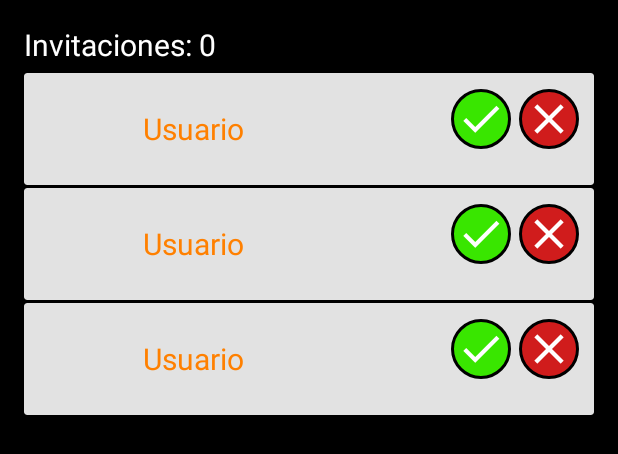
After one commit to netrunnerX/ProxyChat_Java, an Android app: the layout fragment_invitaciones.xml on its own in the app's theme, with its tools: preview values and no code run, on a phone screen of 412 x 824 dp. The commit adds this screen. Shown: the top 454 px of the screen. Run offline under Robolectric (Android 15) with nearby library versions, the phone set to English and light mode, and no system bars.

Commit message:
Añadidas clases para implementar un sistema de invitaciones de contacto

```diff
--- /dev/null
+++ b/app/src/main/res/drawable/boton_circular_rojo.xml
@@ -0,0 +1,14 @@
+<?xml version="1.0" encoding="utf-8"?>
+<shape xmlns:android="http://schemas.android.com/apk/res/android"
+    android:shape="rectangle">
+    <corners android:radius="1000dp" />
+    <solid android:color="@color/red" />
+    <stroke
+        android:width="2dip"
+        android:textColorHint="@android:color/holo_orange_dark" />
+    <padding
+        android:bottom="4dp"
+        android:left="4dp"
+        android:right="4dp"
+        android:top="4dp" />
+</shape>
--- /dev/null
+++ b/app/src/main/res/layout/card_view_invitaciones.xml
@@ -0,0 +1,72 @@
+<?xml version="1.0" encoding="utf-8"?>
+<RelativeLayout xmlns:android="http://schemas.android.com/apk/res/android"
+    android:layout_width="wrap_content"
+    android:layout_height="wrap_content"
+    xmlns:app="http://schemas.android.com/apk/res-auto">
+
+    <android.support.v7.widget.CardView
+
+        android:id="@+id/cardViewInvitaciones"
+        android:layout_width="match_parent"
+        android:layout_height="wrap_content"
+        android:layout_marginBottom="2dp"
+        app:cardBackgroundColor="#e2e2e2">
+
+        <LinearLayout
+            android:id="@+id/fondoInvitacion"
+            android:layout_marginTop="5dp"
+            android:layout_marginBottom="5dp"
+            android:layout_width="match_parent"
+            android:layout_height="wrap_content"
+            android:orientation="horizontal">
+
+            <de.hdodenhof.circleimageview.CircleImageView
+                android:id="@+id/ivFotoPerfil"
+                android:layout_width="64dp"
+                android:layout_height="64dp"
+                android:layout_gravity="left"
+                android:layout_marginLeft="5dp" />
+            <TextView
+                android:id="@+id/tvNombreContacto"
+                android:layout_width="wrap_content"
+                android:layout_height="wrap_content"
+                android:layout_gravity="center_vertical"
+                android:paddingLeft="10dp"
+                android:paddingRight="6dp"
+                android:text="Usuario"
+                android:textSize="20dp"
+                android:textColor="#ff8000"/>
+            <LinearLayout
+                android:id="@+id/layoutBotones"
+                android:layout_marginTop="5dp"
+                android:layout_marginBottom="5dp"
+                android:layout_width="match_parent"
+                android:layout_height="wrap_content"
+                android:gravity="right"
+                android:orientation="horizontal">
+
+                <ImageButton
+                    android:id="@+id/btAceptar"
+                    android:layout_width="wrap_content"
+                    android:layout_height="wrap_content"
+                    android:layout_gravity="center_vertical"
+                    android:layout_marginRight="5dp"
+                    android:src="@drawable/ic_action_tick"
+                    android:background="@drawable/boton_circular"/>
+
+                <ImageButton
+                    android:id="@+id/btCancelar"
+                    android:layout_width="wrap_content"
+                    android:layout_height="wrap_content"
+                    android:layout_gravity="center_vertical"
+                    android:layout_marginRight="10dp"
+                    android:src="@drawable/ic_action_cancel"
+                    android:background="@drawable/boton_circular_rojo"/>
+
+            </LinearLayout>
+
+
+        </LinearLayout>
+
+    </android.support.v7.widget.CardView>
+</RelativeLayout>
--- /dev/null
+++ b/app/src/main/res/layout/fragment_invitaciones.xml
@@ -0,0 +1,35 @@
+<?xml version="1.0" encoding="utf-8"?>
+<LinearLayout xmlns:android="http://schemas.android.com/apk/res/android"
+xmlns:tools="http://schemas.android.com/tools"
+android:layout_width="match_parent"
+android:layout_height="match_parent"
+android:paddingBottom="@dimen/activity_vertical_margin"
+android:paddingLeft="@dimen/activity_horizontal_margin"
+android:paddingRight="@dimen/activity_horizontal_margin"
+android:paddingTop="@dimen/activity_vertical_margin"
+android:background="#000"
+android:orientation="vertical"
+tools:context="com.example.user.proxychat.fragments.InvitacionesFragment">
+
+<TextView
+    android:id="@+id/tvNumeroInvitaciones"
+    android:layout_width="match_parent"
+    android:layout_height="wrap_content"
+    android:paddingBottom="5dp"
+    android:text="Invitaciones: 0"
+    android:textSize="20dp"
+    android:textColor="#fff"/>
+
+<android.support.v7.widget.RecyclerView
+    android:id="@+id/recyclerviewInvitaciones"
+    android:layout_width="match_parent"
+    android:layout_height="match_parent"
+    android:layout_alignParentLeft="true"
+    android:layout_alignParentStart="true"
+    android:layout_alignParentTop="true"
+
+    tools:listitem="@layout/card_view_invitaciones"></android.support.v7.widget.RecyclerView>
+
+
+
+</LinearLayout>
--- a/app/src/main/res/values/colors.xml
+++ b/app/src/main/res/values/colors.xml
@@ -3,4 +3,5 @@
     <color name="colorPrimary">#3A3A3A</color>
     <color name="colorPrimaryDark">#313131</color>
     <color name="colorAccent">#39e600</color>
+    <color name="red">#D01C1C</color>
 </resources>
```
Also changed, not shown: app/build.gradle (+7 -7 lines), app/src/main/java/com/example/user/proxychat/adaptadores/InvitacionAdaptador.java (added, +150 -0 lines), app/src/main/java/com/example/user/proxychat/fragments/InvitacionesFragment.java (added, +122 -0 lines), app/src/main/res/drawable-hdpi/ic_action_cancel.png (added), app/src/main/res/drawable-hdpi/ic_action_tick.png (added), app/src/main/res/drawable-mdpi/ic_action_cancel.png (added), app/src/main/res/drawable-mdpi/ic_action_tick.png (added), app/src/main/res/drawable-xhdpi/ic_action_cancel.png (added), app/src/main/res/drawable-xhdpi/ic_action_tick.png (added), app/src/main/res/drawable-xxhdpi/ic_action_cancel.png (added), app/src/main/res/drawable-xxhdpi/ic_action_tick.png (added), app/src/main/res/drawable-xxxhdpi/ic_action_cancel.png (added), app/src/main/res/drawable-xxxhdpi/ic_action_tick.png (added), 1001 other files.
